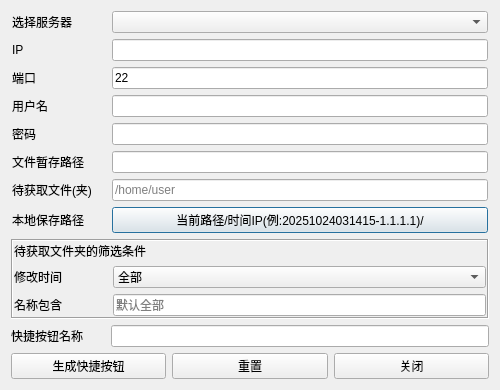
xingqi-git/OneClick, file UI/get_files_dlg.ui: the form before one commit.
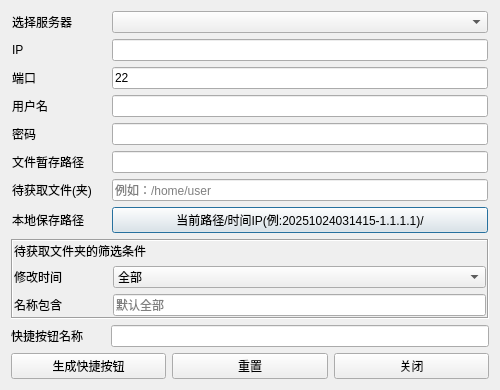
The form after the commit.

Diff of the .ui file:
```diff
--- a/UI/get_files_dlg.ui
+++ b/UI/get_files_dlg.ui
@@ -119,7 +119,7 @@
         <string/>
        </property>
        <property name="placeholderText">
-        <string>/home/user</string>
+        <string>例如：/home/user</string>
        </property>
       </widget>
      </item>
```
